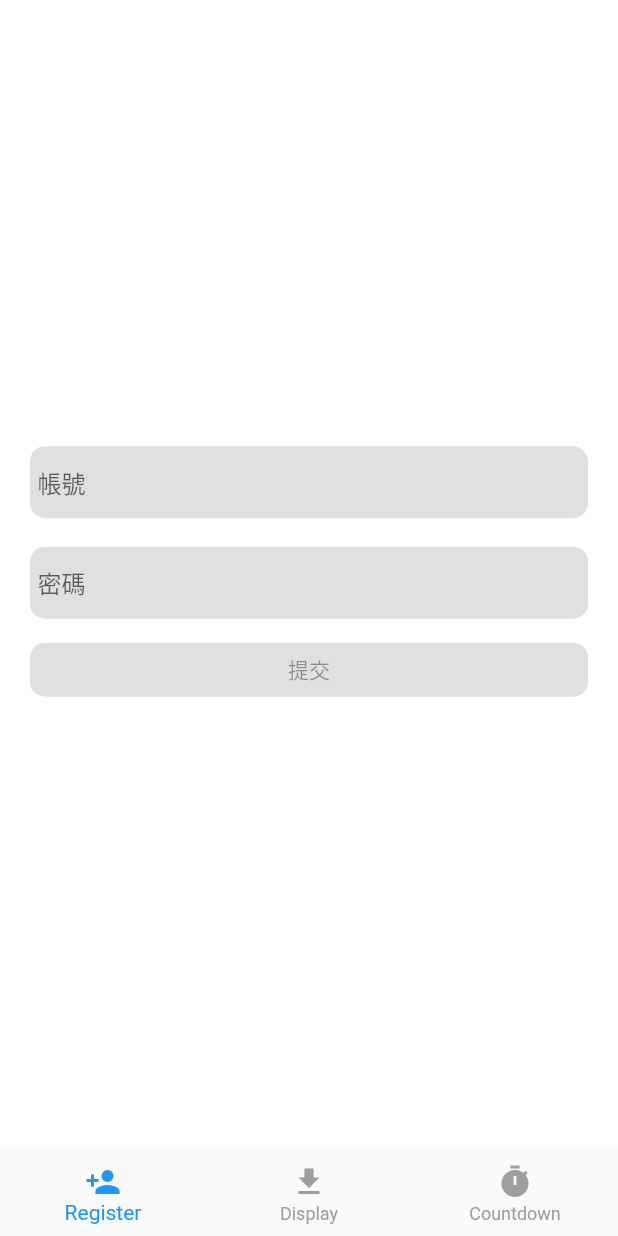
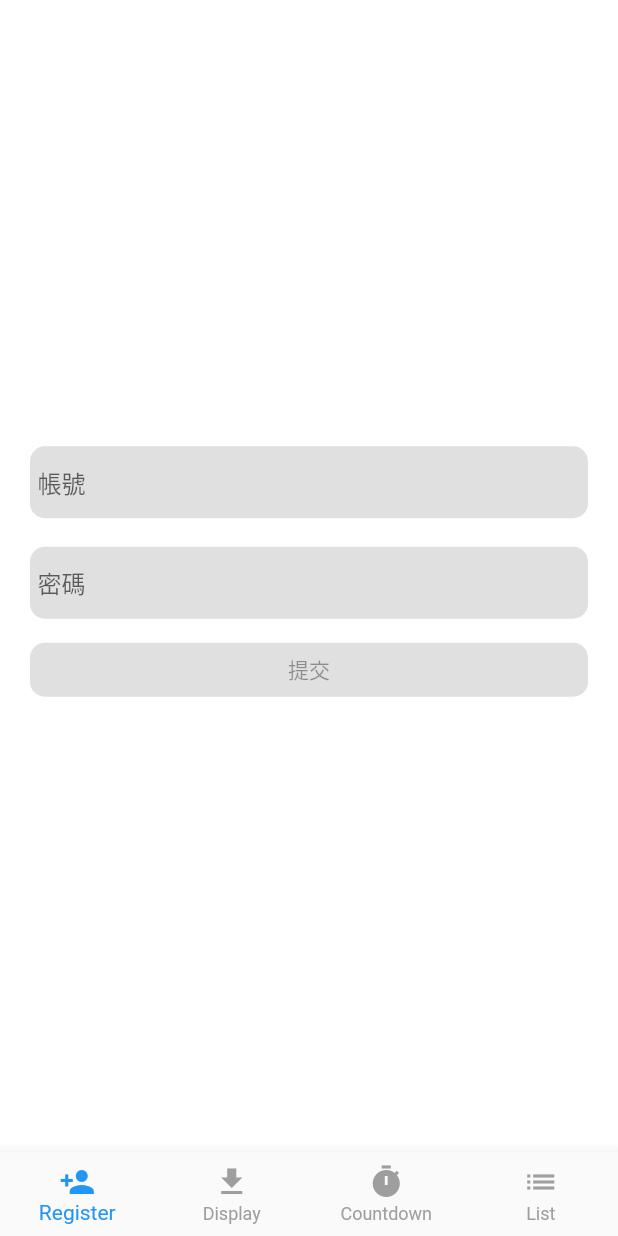
Before and after one commit to CPMoviePHil/register_bloc, a Flutter app: the screen it shows after launch, on a phone screen of 412 x 824 dp. Run offline on Flutter 3.47's test engine with Material 2 defaults, Android fonts, the phone set to English and light mode, and no system bars; our stand-ins replace bloc, cached_network_image, equatable, flutter_bloc, rxdart.

Commit message:
infinite list -1

```diff
--- a/lib/screens/mainPage.dart
+++ b/lib/screens/mainPage.dart
@@ -1,4 +1,5 @@
 import 'package:flutter/material.dart';
+import 'package:register/screens/pages/InfiniteList.dart';
 import 'package:register/screens/pages/Pages.dart';
 import 'package:register/utils/screens/class/BarItem.dart';
 import 'package:register/utils/utils.dart';
@@ -17,6 +18,7 @@ class _NavigationState extends State<NavigationScreen> {
     Register(),
     Display(),
     Countdown(),
+    InfiniteList(),
   ];
 
   final List<BarItem> barItemList = [
@@ -31,6 +33,10 @@ class _NavigationState extends State<NavigationScreen> {
     BarItem(
       icon: Icons.timer,
       itemText: "Countdown",
+    ),
+    BarItem(
+      icon: Icons.list,
+      itemText: "List",
     ),
   ];
 
```
Also changed, not shown: lib/screens/pages/InfiniteList.dart (added, +9 -0 lines).
